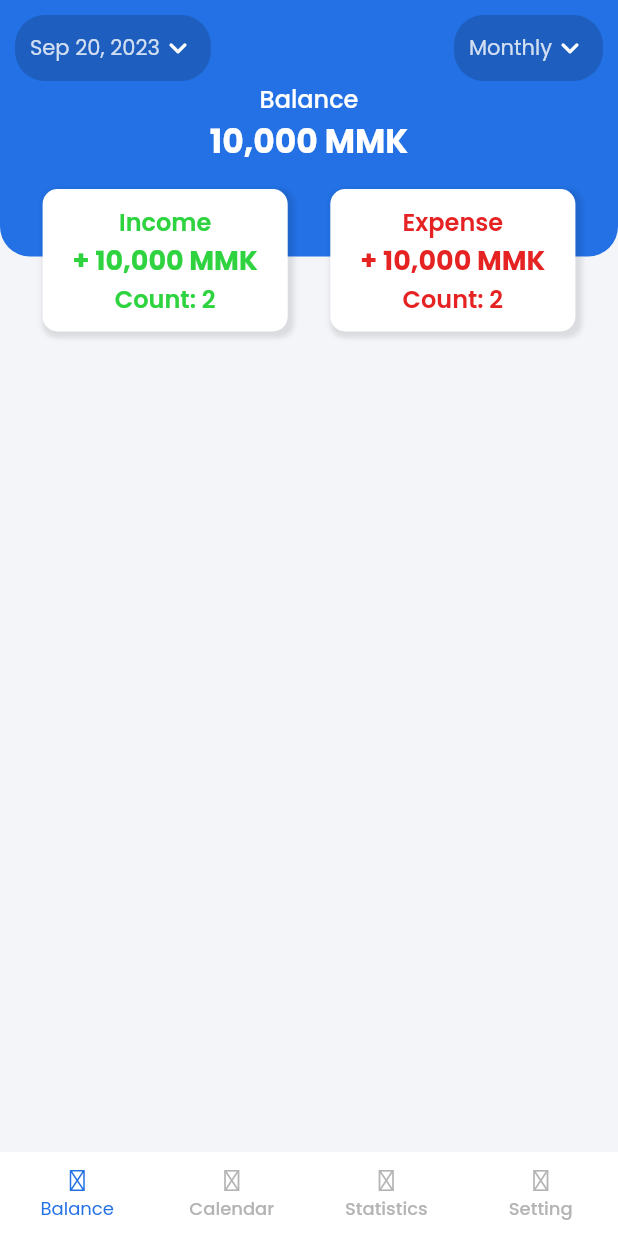
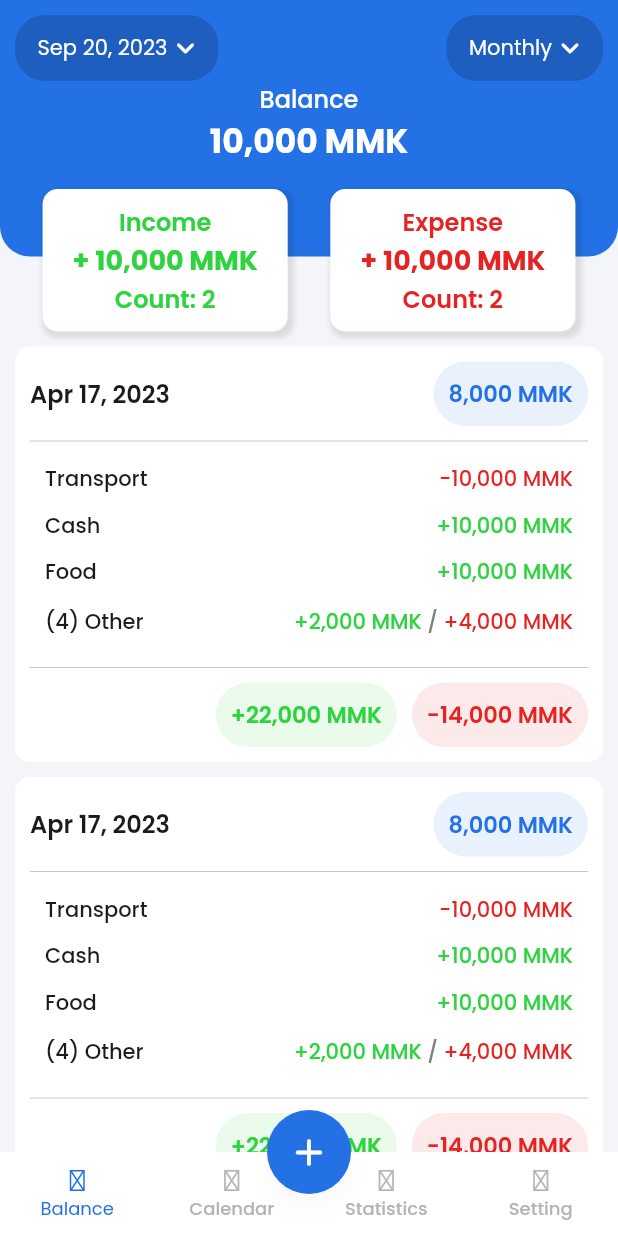
Before and after one commit to Ame-ui/expense-ledger-flutter, a Flutter app: the screen it shows after launch, on a phone screen of 412 x 824 dp. Run offline on Flutter 3.47's test engine with Material 2 defaults, Android fonts, the phone set to English and light mode, and no system bars; our stand-ins replace google_fonts.

Commit message:
create expense ui

```diff
--- a/lib/main.dart
+++ b/lib/main.dart
@@ -1,3 +1,4 @@
+import 'package:expense_ledger/provider/provider_create_expense.dart';
 import 'package:expense_ledger/provider/provider_home.dart';
 import 'package:expense_ledger/route/routes.dart';
 import 'package:expense_ledger/theme/custom_theme.dart';
@@ -17,7 +18,9 @@ class MyApp extends StatelessWidget {
     return MultiProvider(
       providers: [
         ChangeNotifierProvider<HomeProvider>(
-            create: ((context) => HomeProvider()))
+            create: ((context) => HomeProvider())),
+        ChangeNotifierProvider<CreateExpenseProvider>(
+            create: ((context) => CreateExpenseProvider()))
       ],
       child: MaterialApp(
         theme: CustomTheme.lightTheme,
--- /dev/null
+++ b/lib/provider/provider_create_expense.dart
@@ -0,0 +1,10 @@
+import 'package:flutter/cupertino.dart';
+
+class CreateExpenseProvider extends ChangeNotifier {
+  bool isCustomKeyboardOpen = false;
+
+  void changeKeyboardState(bool newValue) {
+    isCustomKeyboardOpen = newValue;
+    notifyListeners();
+  }
+}
--- a/lib/route/routes.dart
+++ b/lib/route/routes.dart
@@ -1,3 +1,4 @@
+import 'package:expense_ledger/screen/screen_create_expense.dart';
 import 'package:expense_ledger/screen/screen_home.dart';
 import 'package:expense_ledger/screen/screen_splash.dart';
 import 'package:expense_ledger/value/route_names.dart';
@@ -16,7 +17,10 @@ class Routes {
         return MaterialPageRoute(
           builder: (context) => const HomeScreen(),
         );
-
+      case RouteName.createExpense:
+        return MaterialPageRoute(
+          builder: (context) => const CreateExpenseScreen(),
+        );
       default:
         return MaterialPageRoute(
           builder: (context) => const ErrorRoute(),
--- a/lib/screen/home_pages/balance_page.dart
+++ b/lib/screen/home_pages/balance_page.dart
@@ -49,14 +49,14 @@ class BalancePage extends StatelessWidget {
                                     ),
                                     child: Row(
                                       children: [
+                                        const SizedBox(width: 5),
                                         Text(
                                           'Sep 20, 2023',
                                           style: Theme.of(context)
                                               .textTheme
                                               .titleLarge
                                               ?.copyWith(
-                                                  color: Colors.white
-                                                      .withOpacity(0.8),
+                                                  color: Colors.white,
                                                   fontSize: 14,
                                                   fontWeight: FontWeight.w400),
                                         ),
@@ -79,14 +79,14 @@ class BalancePage extends StatelessWidget {
                                     ),
                                     child: Row(
                                       children: [
+                                        const SizedBox(width: 5),
                                         Text(
                                           'Monthly',
                                           style: Theme.of(context)
                                               .textTheme
                                               .titleLarge
                                               ?.copyWith(
-                                                  color: Colors.white
-                                                      .withOpacity(0.8),
+                                                  color: Colors.white,
                                                   fontSize: 14,
                                                   fontWeight: FontWeight.w400),
                                         ),
@@ -242,9 +242,12 @@ class BalancePage extends StatelessWidget {
                   )
                 ],
               ),
+              /* list of expense with date */
               Expanded(
+                  child: Padding(
+                padding: const EdgeInsets.only(top: 5, left: 10, right: 10),
                 child: ListView.builder(
-                      itemCount: 0,
+                    itemCount: 5,
                     itemBuilder: ((context, index) {
                       return BalanceListTile(
                           dateTime: DateTime.now(),
@@ -260,17 +263,33 @@ class BalancePage extends StatelessWidget {
                                 category: 'Cash',
                                 dateTime: DateTime.now()),
                             Expense(
-                                  type: 'expense',
+                                type: 'income',
                                 amount: 10000,
                                 category: 'Food',
                                 dateTime: DateTime.now()),
                             Expense(
                                 type: 'expense',
-                                  amount: 0000,
+                                amount: 2000,
                                 category: 'Food',
-                                  dateTime: DateTime.now())
+                                dateTime: DateTime.now()),
+                            Expense(
+                                type: 'income',
+                                amount: 1000,
+                                category: 'Food',
+                                dateTime: DateTime.now()),
+                            Expense(
+                                type: 'expense',
+                                amount: 2000,
+                                category: 'Food',
+                                dateTime: DateTime.now()),
+                            Expense(
+                                type: 'income',
+                                amount: 1000,
+                                category: 'Food',
+                                dateTime: DateTime.now()),
                           ]);
-                      })))
+                    })),
+              ))
             ],
           ),
         ),
--- a/lib/screen/screen_home.dart
+++ b/lib/screen/screen_home.dart
@@ -4,6 +4,7 @@ import 'package:expense_ledger/screen/home_pages/calendar_page.dart';
 import 'package:expense_ledger/screen/home_pages/setting_page.dart';
 import 'package:expense_ledger/screen/home_pages/statistics_page.dart';
 import 'package:expense_ledger/value/my_icons.dart';
+import 'package:expense_ledger/value/route_names.dart';
 import 'package:flutter/material.dart';
 import 'package:provider/provider.dart';
 
@@ -21,6 +22,15 @@ class HomeScreen extends StatelessWidget {
                 : provider.homePagesIndex == 2
                     ? const StatisticsPage()
                     : const SettingPage(),
+        floatingActionButton: FloatingActionButton(
+            onPressed: () {
+              Navigator.of(context).pushNamed(RouteName.createExpense);
+            },
+            child: const Icon(
+              Icons.add_rounded,
+              size: 30,
+            )),
+        floatingActionButtonLocation: FloatingActionButtonLocation.centerDocked,
         bottomNavigationBar: BottomNavigationBar(
             currentIndex: provider.homePagesIndex,
             onTap: (value) {
--- a/lib/theme/custom_theme.dart
+++ b/lib/theme/custom_theme.dart
@@ -7,15 +7,19 @@ class CustomTheme {
     colorScheme: const ColorScheme.light().copyWith(
       // brightness: Brightness.dark,
       primary: MyColors.primaryColor,
+
       shadow: Colors.black.withOpacity(0.1),
     ),
     brightness: Brightness.light,
     primaryColor: MyColors.primaryColor,
     appBarTheme: const AppBarTheme(
+      foregroundColor: MyColors.secondaryTxtColor,
       backgroundColor: Colors.white,
       elevation: 0,
     ),
     scaffoldBackgroundColor: MyColors.backgroundColor,
+    floatingActionButtonTheme: const FloatingActionButtonThemeData(
+        backgroundColor: MyColors.primaryColor, foregroundColor: Colors.white),
     hintColor: MyColors.greyColor,
     iconTheme: const IconThemeData(color: MyColors.secondaryTxtColor),
     elevatedButtonTheme: ElevatedButtonThemeData(
@@ -50,9 +54,15 @@ class CustomTheme {
       type: BottomNavigationBarType.fixed,
     ),
     shadowColor: Colors.black.withOpacity(0.1),
-    textButtonTheme: const TextButtonThemeData(
+    textButtonTheme: TextButtonThemeData(
       style: ButtonStyle(
-        foregroundColor: MaterialStatePropertyAll(MyColors.primaryColor),
+        textStyle: MaterialStatePropertyAll(
+          TextStyle(
+              color: MyColors.primaryColor,
+              fontSize: 16,
+              fontWeight: FontWeight.w500,
+              fontFamily: GoogleFonts.poppins().fontFamily),
+        ),
       ),
     ),
     tabBarTheme: const TabBarTheme(
@@ -113,6 +123,6 @@ class CustomTheme {
       // titleSmall: TextStyle(fontFamily: GoogleFonts.poppins().fontFamily),
     ),
     dividerTheme: const DividerThemeData(
-        color: MyColors.inactiveColor, thickness: 0.5, space: 10),
+        color: MyColors.inactiveColor, thickness: 0.5, space: 20),
   );
 }
--- a/lib/value/colors.dart
+++ b/lib/value/colors.dart
@@ -10,7 +10,7 @@ class MyColors {
   static const Color greenColor = Color(0xff2ED33F);
   static const Color redColor = Color(0xffE52323);
   static const Color backgroundColor = Color(0xfff4f5f8);
-  static const Color textFieldColor = Color(0xffF7F7F7);
+  static const Color textFieldColor = Color(0xffF4f4f4);
 
   static const Color pieColor1 = Color(0xffFD4B4B);
   static const Color pieColor2 = Color(0xffFDB64B);
--- a/lib/value/route_names.dart
+++ b/lib/value/route_names.dart
@@ -1,6 +1,7 @@
 class RouteName {
   static const String splash = '/';
   static const String home = '/home';
+  static const String createExpense = '/createExpense';
   static const String dateDetails = '/dateDetails';
   static const String expenseDetails = '/expenseDetails';
   static const String bookmark = '/bookmark';
--- a/lib/widget/balance_listtile.dart
+++ b/lib/widget/balance_listtile.dart
@@ -6,7 +6,7 @@ import 'package:intl/intl.dart';
 class BalanceListTile extends StatelessWidget {
   BalanceListTile(
       {super.key, required this.dateTime, required this.expenseList});
-  /* required to show */
+  /* required data */
   final DateTime dateTime;
   final List<Expense> expenseList;
 
@@ -14,24 +14,33 @@ class BalanceListTile extends StatelessWidget {
   int totalIncome = 0;
   int totalExpense = 0;
   int totalBalance = 0;
-  DateFormat formatter = DateFormat('MMM d, y');
-  bool isNegative = false;
+  int otherIncome = 0;
+  int otherExpense = 0;
+  DateFormat dateFormatter = DateFormat('MMM d, y');
+  NumberFormat numFormatter = NumberFormat('#,##0');
+
   @override
   Widget build(BuildContext context) {
-    for (var expense in expenseList) {
-      if (expense.type == 'income') {
-        totalIncome += expense.amount;
+    /* Calculate totalIncome, totalExpense, and TotalOther */
+    for (int i = 0; i < expenseList.length; i++) {
+      if (expenseList[i].type == 'income') {
+        totalIncome += expenseList[i].amount;
+        /* if item count >3 then amount of rest expense will also add to totalOther */
+        if (i > 2) {
+          otherIncome += expenseList[i].amount;
+        }
       } else {
-        totalExpense += expense.amount;
+        totalExpense += expenseList[i].amount;
+        /* if item count >3 then amount of rest expense will also add to totalOther */
+        if (i > 2) {
+          otherExpense += expenseList[i].amount;
         }
       }
-    if (totalIncome < totalExpense) {
-      isNegative = true;
-    } else {
-      isNegative = false;
     }
     totalBalance = totalIncome - totalExpense;
+
     return Container(
+      margin: const EdgeInsets.symmetric(vertical: 5),
       padding: const EdgeInsets.all(10),
       decoration: BoxDecoration(
         color: Colors.white,
@@ -39,54 +48,65 @@ class BalanceListTile extends StatelessWidget {
       ),
       child: Column(
         children: [
+          /* date and balancce */
           Row(
             mainAxisAlignment: MainAxisAlignment.spaceBetween,
             children: [
+              /* date */
               Text(
-                formatter.format(dateTime),
+                dateFormatter.format(dateTime),
                 style: Theme.of(context)
                     .textTheme
                     .bodyLarge
-                    ?.copyWith(fontSize: 16, fontWeight: FontWeight.w500),
+                    ?.copyWith(fontSize: 16, fontWeight: FontWeight.w600),
               ),
+              /* total balance */
               Container(
                 padding: const EdgeInsets.all(10),
                 decoration: BoxDecoration(
                     borderRadius: BorderRadius.circular(30),
                     color: MyColors.primaryColor.withOpacity(0.1)),
                 child: Text(
-                  isNegative
-                      ? '-'
-                      : '+'
-                          ' {$totalBalance} MMK',
+                  '${numFormatter.format(totalBalance)} MMK',
                   style: Theme.of(context).textTheme.bodyLarge?.copyWith(
                       color: MyColors.primaryColor,
-                      fontSize: 16,
-                      fontWeight: FontWeight.w500),
+                      fontSize: 15,
+                      fontWeight: FontWeight.w600),
                 ),
               ),
             ],
           ),
           const Divider(),
+          /* list of category and amount */
           SizedBox(
-            height: 300,
+            height: expenseList.length > 3 ? 90 : expenseList.length * 30,
             child: ListView.builder(
-                itemCount: 3,
+                physics: const NeverScrollableScrollPhysics(),
+                padding: const EdgeInsets.symmetric(horizontal: 10),
+                itemCount: expenseList.length > 3 ? 3 : expenseList.length,
                 itemBuilder: ((context, index) {
-                  return Row(
+                  return Padding(
+                    padding: const EdgeInsets.symmetric(vertical: 5),
+                    child: Row(
                       mainAxisAlignment: MainAxisAlignment.spaceBetween,
                       children: [
+                        /* Category */
                         Text(
                           expenseList[index].category,
-                        style: Theme.of(context).textTheme.bodyLarge?.copyWith(
+                          style: Theme.of(context)
+                              .textTheme
+                              .bodyLarge
+                              ?.copyWith(
                                   fontSize: 14, fontWeight: FontWeight.w500),
                         ),
+                        /* Amount */
                         Text(
-                        expenseList[index].type == 'expense'
-                            ? '-'
-                            : '+'
-                                ' {$totalBalance} MMK',
-                        style: Theme.of(context).textTheme.bodyLarge?.copyWith(
+                          (expenseList[index].type == 'expense' ? '-' : '+') +
+                              ('${numFormatter.format(expenseList[index].amount)} MMK'),
+                          style: Theme.of(context)
+                              .textTheme
+                              .bodyLarge
+                              ?.copyWith(
                                   color: expenseList[index].type == 'expense'
                                       ? MyColors.redColor
                                       : MyColors.greenColor,
@@ -94,10 +114,64 @@ class BalanceListTile extends StatelessWidget {
                                   fontWeight: FontWeight.w500),
                         ),
                       ],
+                    ),
                   );
                 })),
           ),
+          Visibility(
+              visible: expenseList.length > 3,
+              child: Padding(
+                padding:
+                    const EdgeInsets.symmetric(horizontal: 10, vertical: 10),
+                child: Row(
+                  mainAxisAlignment: MainAxisAlignment.spaceBetween,
+                  children: [
+                    Text(
+                      '(${expenseList.length - 3}) Other',
+                      style: Theme.of(context)
+                          .textTheme
+                          .bodyLarge
+                          ?.copyWith(fontSize: 14, fontWeight: FontWeight.w500),
+                    ),
+                    Row(
+                      children: [
+                        Text(
+                          '${otherIncome.isNegative ? '-' : '+'}${numFormatter.format(otherIncome)} MMK',
+                          style:
+                              Theme.of(context).textTheme.bodyLarge?.copyWith(
+                                  color: MyColors.greenColor,
+                                  // totalOther.isNegative
+                                  //     ? MyColors.redColor
+                                  //     : MyColors.greenColor,
+                                  fontSize: 14,
+                                  fontWeight: FontWeight.w500),
+                        ),
+                        Text(
+                          ' / ',
+                          style: Theme.of(context)
+                              .textTheme
+                              .bodySmall
+                              ?.copyWith(
+                                  fontSize: 14, fontWeight: FontWeight.w500),
+                        ),
+                        Text(
+                          '${otherExpense.isNegative ? '-' : '+'}${numFormatter.format(otherExpense)} MMK',
+                          style:
+                              Theme.of(context).textTheme.bodyLarge?.copyWith(
+                                  color: MyColors.redColor,
+                                  // totalOther.isNegative
+                                  //     ? MyColors.redColor
+                                  //     : MyColors.greenColor,
+                                  fontSize: 14,
+                                  fontWeight: FontWeight.w500),
+                        ),
+                      ],
+                    ),
+                  ],
+                ),
+              )),
           const Divider(),
+          /* Total Income amount */
           Row(
             mainAxisAlignment: MainAxisAlignment.end,
             children: [
@@ -107,25 +181,26 @@ class BalanceListTile extends StatelessWidget {
                     borderRadius: BorderRadius.circular(30),
                     color: MyColors.greenColor.withOpacity(0.1)),
                 child: Text(
-                  '+ {$totalIncome} MMK',
+                  '+${numFormatter.format(totalIncome)} MMK',
                   style: Theme.of(context).textTheme.bodyLarge?.copyWith(
                       color: MyColors.greenColor,
-                      fontSize: 14,
-                      fontWeight: FontWeight.w500),
+                      fontSize: 15,
+                      fontWeight: FontWeight.w600),
                 ),
               ),
               const SizedBox(width: 10),
+              /* Total Expense amount */
               Container(
                 padding: const EdgeInsets.all(10),
                 decoration: BoxDecoration(
                     borderRadius: BorderRadius.circular(30),
                     color: MyColors.redColor.withOpacity(0.1)),
                 child: Text(
-                  '- {$totalExpense} MMK',
+                  '-${numFormatter.format(totalExpense)} MMK',
                   style: Theme.of(context).textTheme.bodyLarge?.copyWith(
                       color: MyColors.redColor,
-                      fontSize: 14,
-                      fontWeight: FontWeight.w500),
+                      fontSize: 15,
+                      fontWeight: FontWeight.w600),
                 ),
               ),
             ],
```
Also changed, not shown: lib/screen/screen_create_expense.dart (added, +409 -0 lines). Lines whose indentation alone changed are shown as unchanged.
